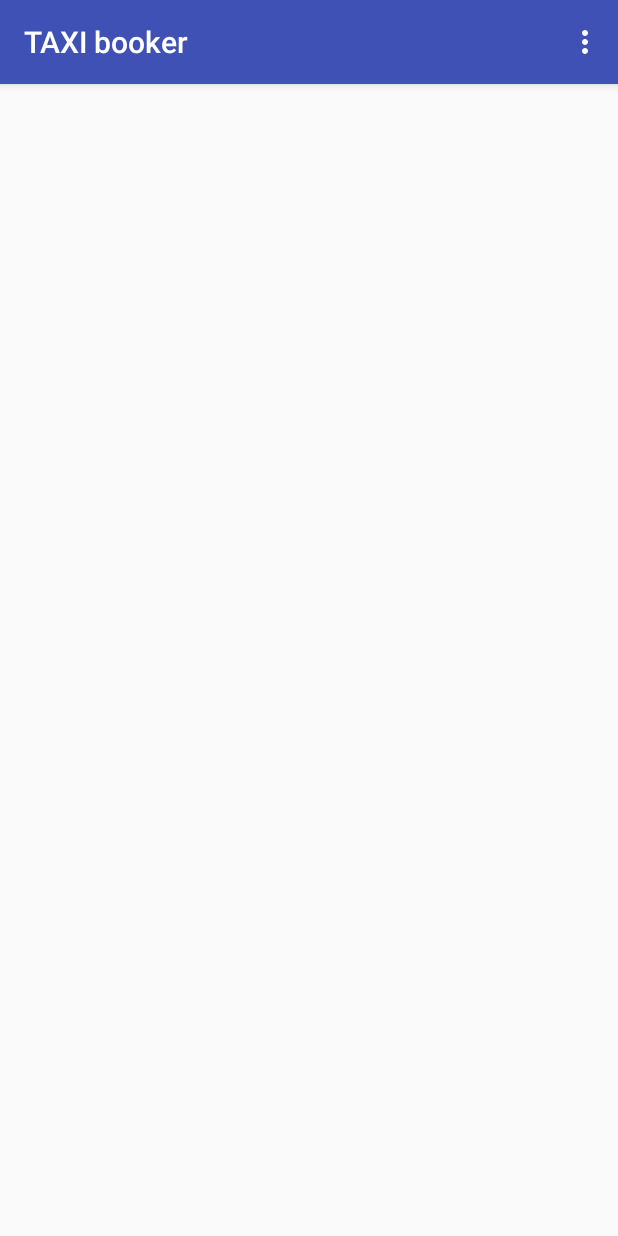
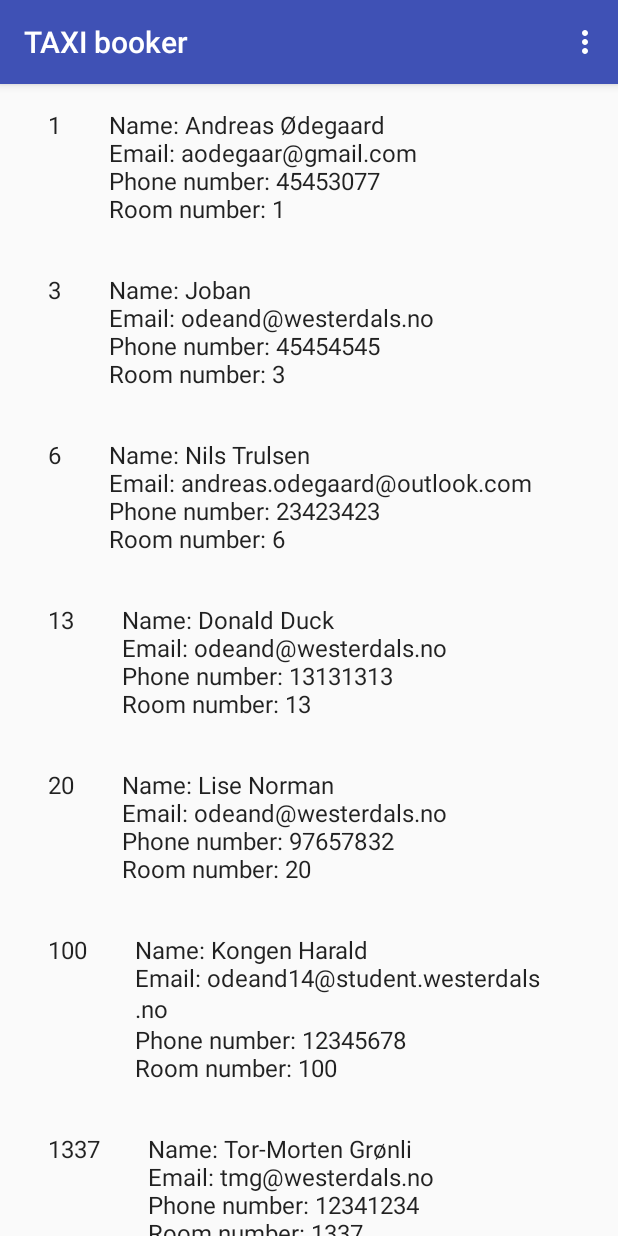
Before and after one commit to odeand14/HotellApplication, an Android app: the screen it shows after launch (MainActivity), in the options menu, after a tap on "All guests", on a phone screen of 412 x 824 dp. Run offline under Robolectric (Android 15) with nearby library versions, the phone set to English and light mode, and no system bars.

Commit message:
Fixed DB data

```diff
--- a/app/src/main/java/no/westerdals/odeand/hotellapplication/ConfirmOrderFragment.java
+++ b/app/src/main/java/no/westerdals/odeand/hotellapplication/ConfirmOrderFragment.java
@@ -3,7 +3,6 @@ package no.westerdals.odeand.hotellapplication;
 // Created by Andreas Ødegaard on 23.05.2017.
 
 
-import android.content.Intent;
 import android.os.Build;
 import android.os.Bundle;
 import android.support.annotation.Nullable;
--- a/app/src/main/java/no/westerdals/odeand/hotellapplication/Guest.java
+++ b/app/src/main/java/no/westerdals/odeand/hotellapplication/Guest.java
@@ -23,8 +23,8 @@ public class Guest implements Serializable {
 
     @Override
     public String toString() {
-        return "Name: " + name + "\nEmail: " + email + "\nPhone Number: " + phoneNumber +
-                "\nRoomNumber: " + roomNumber;
+        return "Name: " + name + "\nEmail: " + email + "\nPhone number: " + phoneNumber +
+                "\nRoom number: " + roomNumber;
     }
 
     @Override
--- a/app/src/main/java/no/westerdals/odeand/hotellapplication/SQLiteHelper.java
+++ b/app/src/main/java/no/westerdals/odeand/hotellapplication/SQLiteHelper.java
@@ -23,6 +23,16 @@ public class SQLiteHelper extends SQLiteOpenHelper {
                     COLUMN_NAME + " text not null, " + COLUMN_ROOMNUMBER + " integer, " +
                     COLUMN_EMAIL + " text not null, " + COLUMN_PHONENUMBER + " integer not null);";
 
+    private static final String DATABASE_POPULATE = "INSERT INTO " + TABLE_GUESTS +
+            "(" + COLUMN_NAME + ", " + COLUMN_EMAIL + ", " + COLUMN_PHONENUMBER + ", " + COLUMN_ROOMNUMBER +")" +
+            " VALUES ('Andreas Ødegaard', 'aodegaar@gmail.com', 45453077, 1), " +
+            "('Joban', 'odeand@westerdals.no', 45454545, 3), " +
+            "('Nils Trulsen', 'andreas.odegaard@outlook.com', 23423423, 6), " +
+            "('Kongen Harald', 'odeand14@student.westerdals.no', 12345678, 100), " +
+            "('Tor-Morten Grønli', 'tmg@westerdals.no', 12341234, 1337), " +
+            "('Lise Norman', 'odeand@westerdals.no', 97657832, 20), " +
+            "('Donald Duck', 'odeand@westerdals.no', 13131313, 13)";
+
     public SQLiteHelper (Context context) {
         super(context, DATABASE_NAME, null, DATABASE_VERSION);
     }
@@ -31,11 +41,11 @@ public class SQLiteHelper extends SQLiteOpenHelper {
     @Override
     public void onCreate(SQLiteDatabase db) {
         db.execSQL(DATABASE_CREATE);
+        db.execSQL(DATABASE_POPULATE);
     }
 
     @Override
     public void onUpgrade(SQLiteDatabase db, int oldVersion, int newVersion) {
-        //TODO make possible to upgrade?
 
     }
 }
```
Also changed, not shown: app/src/main/java/no/westerdals/odeand/hotellapplication/dummy/DummyContent.java (deleted, +0 -72 lines).
